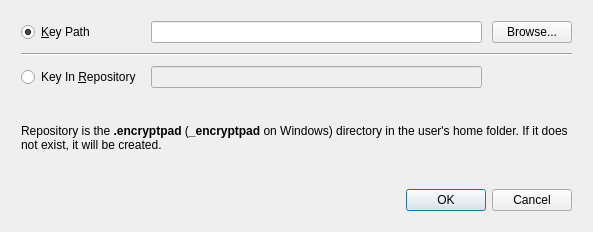
Qt form qt_ui/new_key_dialog.ui (evpo/EncryptPad) before a commit.
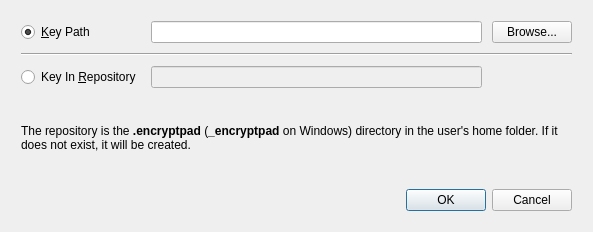
The same form after that commit.

Patch:
```diff
--- a/qt_ui/new_key_dialog.ui
+++ b/qt_ui/new_key_dialog.ui
@@ -70,7 +70,7 @@
      <item row="3" column="0" colspan="3">
       <widget class="QLabel" name="label">
        <property name="text">
-        <string>Repository is the &lt;b&gt;.encryptpad&lt;/b&gt; (&lt;b&gt;_encryptpad&lt;/b&gt; on Windows) directory in the user's home folder. If it does not exist, it will be created.</string>
+        <string>The repository is the &lt;b&gt;.encryptpad&lt;/b&gt; (&lt;b&gt;_encryptpad&lt;/b&gt; on Windows) directory in the user's home folder. If it does not exist, it will be created.</string>
        </property>
        <property name="wordWrap">
         <bool>true</bool>
```
